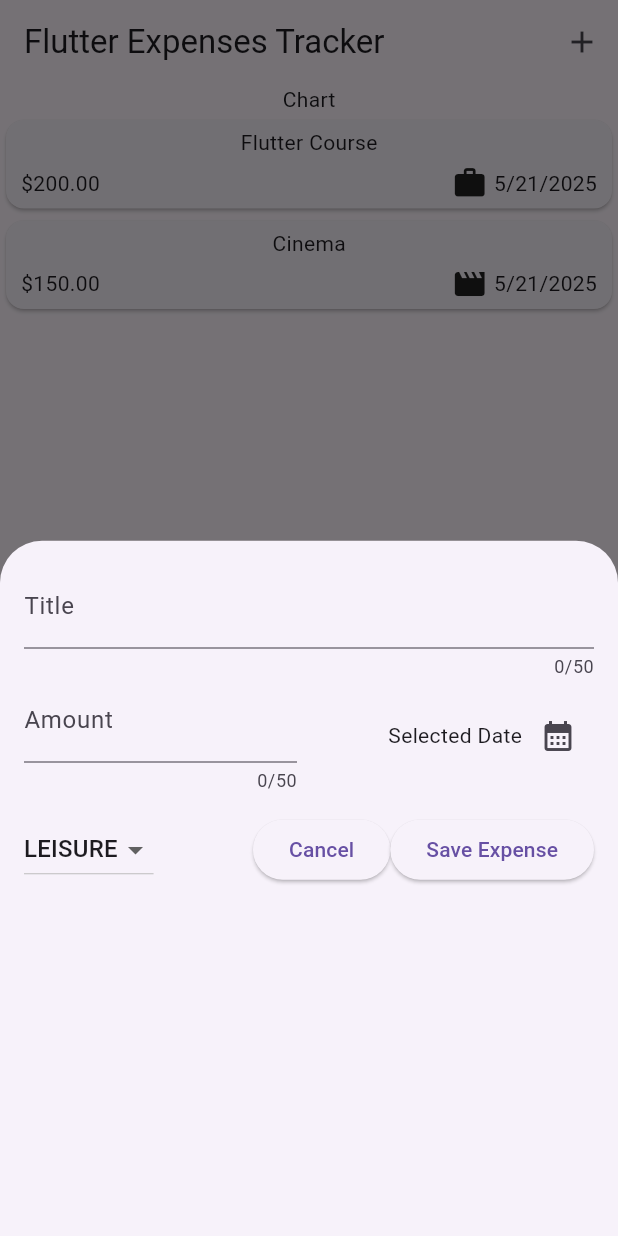
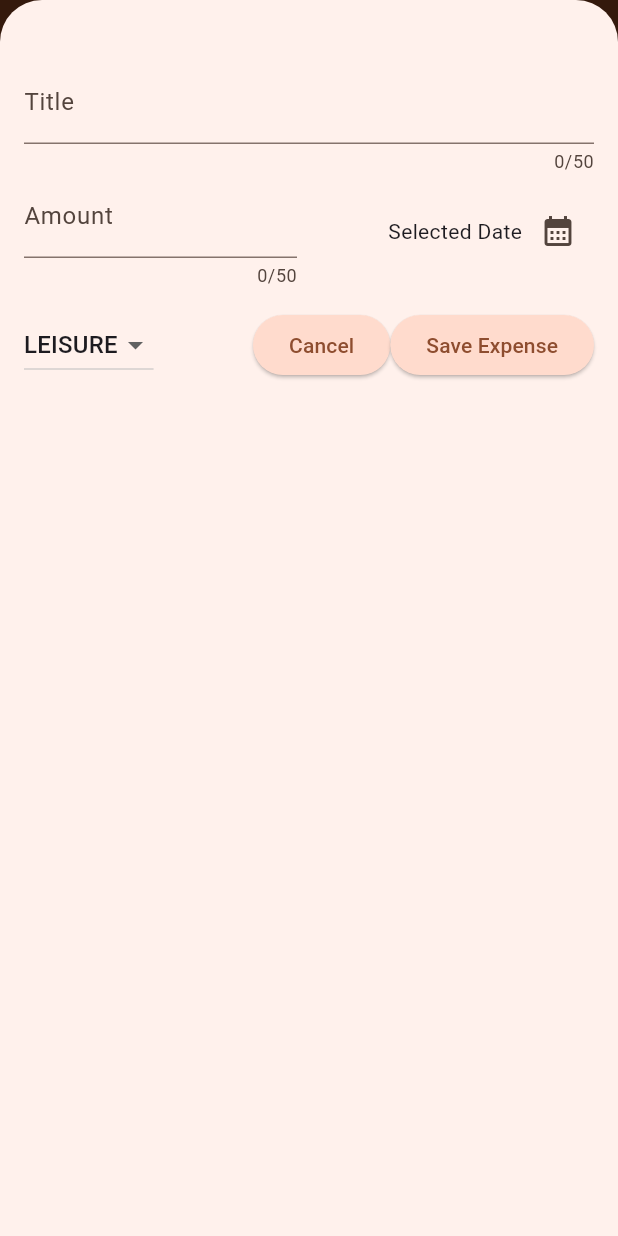
Before and after one commit to mithun00gowda/expenses_tracker, a Flutter app: the screen it shows after launch, after a tap on the "add" icon, on a phone screen of 412 x 824 dp. Run offline on Flutter 3.47's test engine with Material 3 defaults, Android fonts, the light colour scheme and no system bars.

Commit message:
thema data

```diff
--- a/lib/main.dart
+++ b/lib/main.dart
@@ -1,10 +1,32 @@
 import 'package:expensive_app/widgets/expenses.dart';
 import 'package:flutter/material.dart';
 
+var kthemcolor = ColorScheme.fromSeed(seedColor: Color.fromARGB(
+    255, 252, 101, 2));
 void main(){
   runApp(MaterialApp(
-    theme: ThemeData(
-
+    theme: ThemeData().copyWith(
+    colorScheme: kthemcolor,
+      appBarTheme: AppBarTheme().copyWith(
+        backgroundColor: kthemcolor.onPrimaryContainer,
+        foregroundColor: kthemcolor.primaryContainer
+      ),
+      cardTheme: CardTheme().copyWith(
+        color: kthemcolor.secondaryContainer,
+        margin: EdgeInsets.symmetric(horizontal: 16,vertical: 8)
+      ),
+      elevatedButtonTheme: ElevatedButtonThemeData(
+        style: ElevatedButton.styleFrom(
+          backgroundColor: kthemcolor.primaryContainer
+        )
+      ),
+      textTheme: ThemeData().textTheme.copyWith(
+        titleLarge: TextStyle(
+          fontWeight: FontWeight.normal,
+          color: kthemcolor.onSecondaryContainer,
+          fontSize: 14
+        )
+      )
     ),
     home: Expenses(),
   ));
--- a/lib/models/expense.dart
+++ b/lib/models/expense.dart
@@ -1,4 +1,3 @@
-import 'package:flutter/cupertino.dart';
 import 'package:flutter/material.dart';
 import 'package:uuid/uuid.dart';
 import 'package:intl/intl.dart';
@@ -11,7 +10,7 @@ enum Category {
   food,travel,leisure,work
 }
 
-const CategoryIcons = {
+const categoryIcons = {
   Category.food: Icons.lunch_dining,
   Category.travel:Icons.flight_takeoff,
   Category.leisure:Icons.movie,
--- a/lib/widgets/expenses.dart
+++ b/lib/widgets/expenses.dart
@@ -18,10 +18,44 @@ class _ExpensesState extends State<Expenses> {
 
 
   _openAddExpenseOverlay(){
-    showModalBottomSheet(context: context, builder: (ctx) => NewExpense());
+
+    showModalBottomSheet(
+        isScrollControlled: true,
+        context: context, builder: (ctx) => NewExpense(onAddExpense: _addExpenses,));
   }
+
+  void _addExpenses(Expense expense){
+    setState(() {
+      _registerExpenses.add(expense);
+    });
+  }
+
+  void _removeExpenses(Expense expense){
+    final expenseIndex = _registerExpenses.indexOf(expense);
+    setState(() {
+      _registerExpenses.remove(expense);
+    });
+    ScaffoldMessenger.of(context).clearSnackBars();
+    ScaffoldMessenger.of(context).showSnackBar(SnackBar(
+      duration: Duration(seconds: 3),
+      content: Text('Expense is deleted'),action: SnackBarAction(
+
+        label: 'Undo', onPressed: (){
+      setState(() {
+        _registerExpenses.insert(expenseIndex, expense);
+      });
+    }),));
+  }
+
   @override
   Widget build(BuildContext context) {
+    Widget mainContent = Center(
+      child: const Text('No expenses found. Try to add some!'),
+    );
+
+    if(_registerExpenses.isNotEmpty){
+      mainContent = ExpensesList(expensesList: _registerExpenses,onRemoveExpense: _removeExpenses,);
+    }
     return Scaffold(
       appBar: AppBar(
         title: Text('Flutter Expenses Tracker'),
@@ -29,13 +63,11 @@ class _ExpensesState extends State<Expenses> {
           IconButton(onPressed: _openAddExpenseOverlay, icon: Icon(Icons.add))
         ],
       ),
-      body: Container(
-        child: Column(
-          children: [
-            Text('Chart'),
-            Expanded(child: ExpensesList(expensesList: _registerExpenses))
-          ],
-        ),
+      body: Column(
+        children: [
+          Text('Chart'),
+          Expanded(child: mainContent)
+        ],
       ),
     );
   }
--- a/lib/widgets/expenses_list/expenses_items.dart
+++ b/lib/widgets/expenses_list/expenses_items.dart
@@ -20,7 +20,7 @@ class ExpensesItems extends StatelessWidget {
                 const Spacer(),
                 Row(
                   children: [
-                    Icon(CategoryIcons[expenses.catogry]),
+                    Icon(categoryIcons[expenses.catogry]),
                     const SizedBox(width: 4,),
                     Text(expenses.formatedDate)
                   ],
--- a/lib/widgets/expenses_list/expenses_list.dart
+++ b/lib/widgets/expenses_list/expenses_list.dart
@@ -3,10 +3,13 @@ import 'package:expensive_app/widgets/expenses_list/expenses_items.dart';
 import 'package:flutter/material.dart';
 
 class ExpensesList extends StatelessWidget {
-  const ExpensesList({super.key, required this.expensesList});
+  const ExpensesList({super.key, required this.expensesList, required this.onRemoveExpense});
   final List<Expense> expensesList;
+  final void Function(Expense expense) onRemoveExpense;
   @override
   Widget build(BuildContext context) {
-    return ListView.builder(itemCount: expensesList.length,itemBuilder: (context,index) => ExpensesItems(expenses: expensesList[index]));
+    return ListView.builder(itemCount: expensesList.length,itemBuilder: (context,index) => Dismissible(key: ValueKey(expensesList[index]),onDismissed: (direction){
+      onRemoveExpense(expensesList[index]);
+    }, child: ExpensesItems(expenses: expensesList[index])));
   }
 }
--- a/lib/widgets/new_expense.dart
+++ b/lib/widgets/new_expense.dart
@@ -3,8 +3,8 @@ import 'package:flutter/material.dart';
 import '../models/expense.dart';
 
 class NewExpense extends StatefulWidget {
-  const NewExpense({super.key});
-
+  const NewExpense({super.key, required this.onAddExpense});
+  final void Function(Expense expense) onAddExpense;
   @override
   State<NewExpense> createState() => _NewExpenseState();
 }
@@ -27,11 +27,23 @@ class _NewExpenseState extends State<NewExpense> {
   }
 
   void _submitFormDate() {
-    final enteredAmount = double.parse(amountController.text);
-    final amountIsValid = enteredAmount == null || enteredAmount <= 0;
+    final enteredAmount = double.tryParse(amountController.text);
+    final amountIsValid = enteredAmount == null ||enteredAmount <= 0;
     if(titleController.text.trim().isEmpty || amountIsValid || _selectedDate == null){
       //show error message
+      showDialog(context: context, builder: (ctx) => AlertDialog(
+        title: const Text('Invalid input'),
+        content: const Text('please make sure a valid title, amount, date and category wad entered.'),
+        actions: [
+          TextButton(onPressed: (){
+            Navigator.pop(ctx);
+          }, child: Text('Okay'))
+        ],
+      ),);
+      return;
     }
+    widget.onAddExpense(Expense(title: titleController.text, amount: enteredAmount, date: _selectedDate!, catogry: selectedCategory),);
+    Navigator.pop(context);
   }
   @override
   void dispose() {
@@ -43,7 +55,7 @@ class _NewExpenseState extends State<NewExpense> {
 
   @override
   Widget build(BuildContext context) {
-    return Padding(padding: EdgeInsets.all(16),child: Column(
+    return Padding(padding: EdgeInsets.fromLTRB(16,40,16,16),child: Column(
       children: [
         TextField(
           controller: titleController,
@@ -83,7 +95,6 @@ class _NewExpenseState extends State<NewExpense> {
                 items: Category.values.map((categorys) => DropdownMenuItem(
                 value: categorys,
                 child: Text(categorys.name.toUpperCase()))).toList(), onChanged: (value){
-              print(value);
               if(value == null){
                 return;
               }
```
